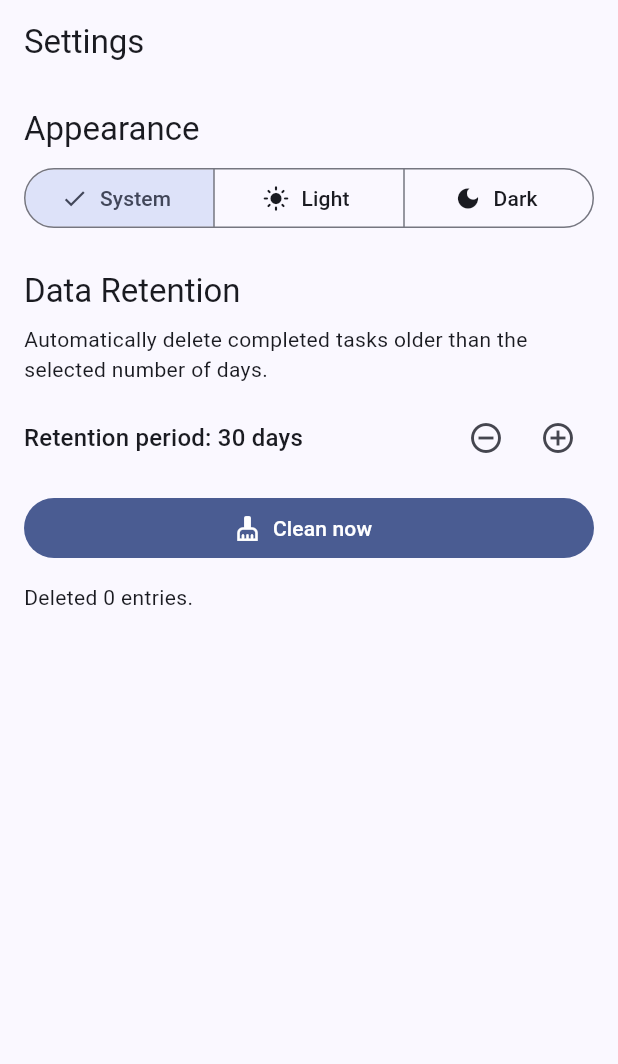
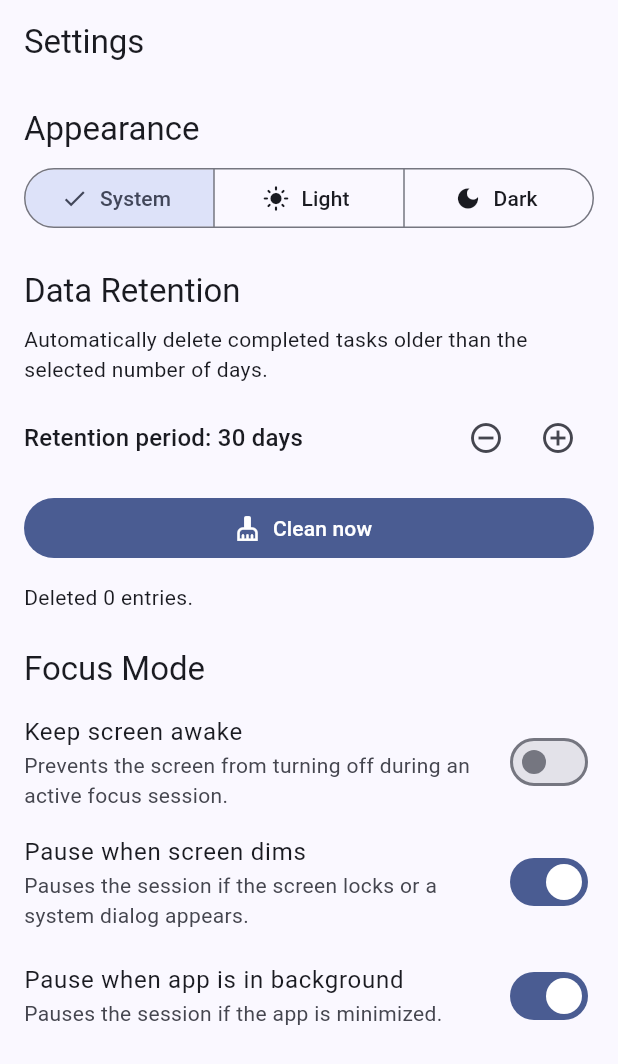
Before and after one commit to finn-oe/focused_task, a Flutter app: the SettingsScreen screen opened by its route, on a phone screen of 412 x 824 dp. Shown: the top 1064 px of the screen. Run offline on Flutter 3.47's test engine with Material 3 defaults, Android fonts, the phone set to English and light mode, and no system bars; our stand-ins replace drift, flutter_riverpod, go_router, shared_preferences, wakelock_plus; missing offline and left inert: fractional_indexing; accounts and stored records are empty; generated files the repository leaves out were written again.

Commit message:
Customizable App behavior

```diff
--- a/lib/features/settings/presentation/settings_screen.dart
+++ b/lib/features/settings/presentation/settings_screen.dart
@@ -62,6 +62,32 @@ class SettingsScreen extends ConsumerWidget {
                   label: const Text('Clean now'),
                 ),
                 if (state.lastCleanupMessage != null) ...[const SizedBox(height: 12), Text(state.lastCleanupMessage!, style: Theme.of(context).textTheme.bodyMedium)],
+                const SizedBox(height: 24),
+                Text('Focus Mode', style: Theme.of(context).textTheme.titleLarge),
+                const SizedBox(height: 8),
+
+                SwitchListTile(
+                  title: const Text('Keep screen awake'),
+                  subtitle: const Text('Prevents the screen from turning off during an active focus session.'),
+                  value: state.enableWakelock,
+                  contentPadding: EdgeInsets.zero,
+                  onChanged: notifier.setEnableWakelock,
+                ),
+
+                SwitchListTile(
+                  title: const Text('Pause when screen dims'),
+                  subtitle: const Text('Pauses the session if the screen locks or a system dialog appears.'),
+                  value: state.pauseOnInactive,
+                  contentPadding: EdgeInsets.zero,
+                  onChanged: notifier.setPauseOnInactive,
+                ),
+                SwitchListTile(
+                  title: const Text('Pause when app is in background'),
+                  subtitle: const Text('Pauses the session if the app is minimized.'),
+                  value: state.pauseOnBackground,
+                  contentPadding: EdgeInsets.zero,
+                  onChanged: notifier.setPauseOnBackground,
+                ),
               ],
             ),
     );
--- a/pubspec.yaml
+++ b/pubspec.yaml
@@ -42,6 +42,7 @@ dependencies:
   go_router: ^16.2.0
   fractional_indexing: ^1.0.0
   shared_preferences: ^2.5.3
+  wakelock_plus: ^1.7.0
 
 dev_dependencies:
   flutter_test:
```
Also changed, not shown: lib/core/utils/lifecycle_observer.dart (+15 -3 lines), lib/features/settings/presentation/settings_notifier.dart (+32 -1 lines), lib/features/settings/presentation/settings_state.dart (+36 -3 lines), lib/features/tasks/presentation/focus_mode/focus_screen.dart (+21 -1 lines).
